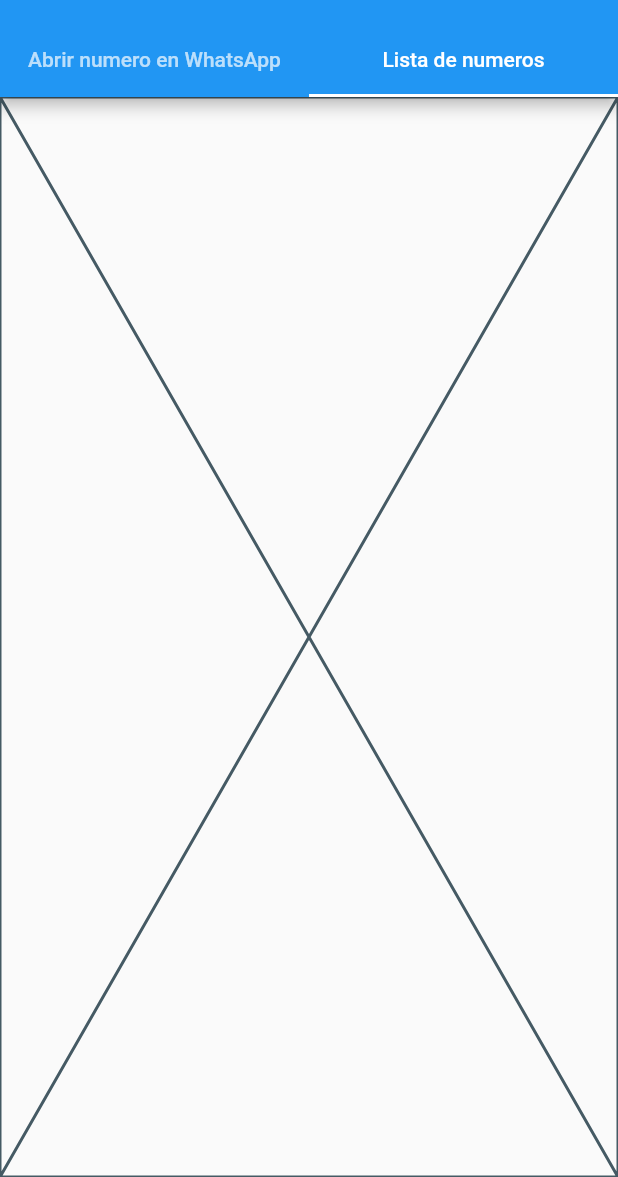
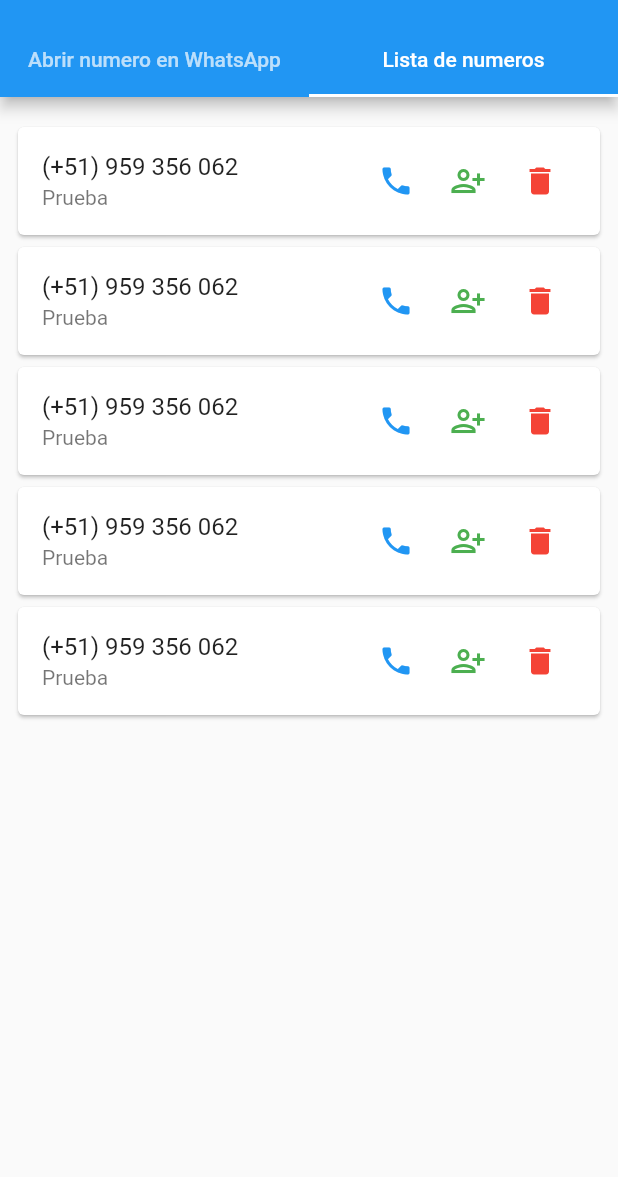
Before and after one commit to paulocrr/whats_app_numbers, a Flutter app: the screen it shows after launch, tab 2 chosen, on a phone screen of 412 x 824 dp, the part 59-1236 px from its top. Run offline on Flutter 3.47's test engine with Material 2 defaults, Android fonts, the phone set to English and light mode, and no system bars; our stand-ins replace form_field_validator, mask_text_input_formatter.

Commit message:
feat: Interface de la lista de numeros y abrir wa.me en navegador

```diff
--- /dev/null
+++ b/lib/extensions/phone_number_extension.dart
@@ -0,0 +1,16 @@
+import 'package:url_launcher/url_launcher.dart';
+import 'package:whats_app_numbers/extensions/string_extension.dart';
+import 'package:whats_app_numbers/models/phone_number.dart';
+
+extension PhoneNumberExtension on PhoneNumber {
+  void openWhatsAppWebPage() {
+    launchUrl(
+      Uri(
+        scheme: 'https',
+        host: 'wa.me',
+        path: number.formatPhoneNumber(),
+      ),
+      mode: LaunchMode.externalApplication,
+    );
+  }
+}
--- /dev/null
+++ b/lib/extensions/string_extension.dart
@@ -0,0 +1,5 @@
+extension StringExtension on String {
+  String formatPhoneNumber() {
+    return replaceAll('(', '').replaceAll(')', '').replaceAll(' ', '');
+  }
+}
--- /dev/null
+++ b/lib/models/phone_number.dart
@@ -0,0 +1,11 @@
+class PhoneNumber {
+  final String id;
+  final String number;
+  final String description;
+
+  PhoneNumber({
+    required this.id,
+    required this.number,
+    required this.description,
+  });
+}
--- a/lib/screens/add_number_screen.dart
+++ b/lib/screens/add_number_screen.dart
@@ -1,7 +1,10 @@
 import 'package:flutter/material.dart';
 import 'package:form_field_validator/form_field_validator.dart';
 import 'package:mask_text_input_formatter/mask_text_input_formatter.dart';
+import 'package:uuid/uuid.dart';
+import 'package:whats_app_numbers/extensions/phone_number_extension.dart';
 import 'package:whats_app_numbers/languages/whats_app_numbers_strings.dart';
+import 'package:whats_app_numbers/models/phone_number.dart';
 import 'package:whats_app_numbers/widgets/whats_app_number_text_form_field.dart';
 
 class AddNumberScreen extends StatefulWidget {
@@ -60,8 +63,13 @@ class _AddNumberScreenState extends State<AddNumberScreen> {
               ElevatedButton.icon(
                 onPressed: () {
                   if (_formKey.currentState!.validate()) {
-                    print(_numberController.text);
-                    print(_descriptionController.text);
+                    final phoneNumber = PhoneNumber(
+                      id: const Uuid().v1(),
+                      number: _numberController.text,
+                      description: _descriptionController.text,
+                    );
+
+                    phoneNumber.openWhatsAppWebPage();
                   }
                 },
                 icon: const Icon(Icons.person_add_alt),
--- a/lib/screens/list_numbers_screen.dart
+++ b/lib/screens/list_numbers_screen.dart
@@ -1,10 +1,21 @@
 import 'package:flutter/material.dart';
+import 'package:whats_app_numbers/models/phone_number.dart';
+import 'package:whats_app_numbers/widgets/phone_number_list_item.dart';
 
 class ListNumberScreen extends StatelessWidget {
-  const ListNumberScreen({super.key});
+  final List<PhoneNumber> phoneNumbers;
+  const ListNumberScreen({
+    super.key,
+    this.phoneNumbers = const [],
+  });
 
   @override
   Widget build(BuildContext context) {
-    return const Placeholder();
+    return ListView(
+      padding: const EdgeInsets.symmetric(vertical: 16, horizontal: 8),
+      children: phoneNumbers.reversed
+          .map((phoneNumber) => PhoneNumberListItem(phoneNumber: phoneNumber))
+          .toList(),
+    );
   }
 }
--- a/lib/screens/main_screen.dart
+++ b/lib/screens/main_screen.dart
@@ -1,10 +1,45 @@
 import 'package:flutter/material.dart';
+import 'package:uuid/uuid.dart';
 import 'package:whats_app_numbers/languages/whats_app_numbers_strings.dart';
+import 'package:whats_app_numbers/models/phone_number.dart';
 import 'package:whats_app_numbers/screens/add_number_screen.dart';
 import 'package:whats_app_numbers/screens/list_numbers_screen.dart';
 
-class MainScreen extends StatelessWidget {
+class MainScreen extends StatefulWidget {
   const MainScreen({super.key});
+
+  @override
+  State<MainScreen> createState() => _MainScreenState();
+}
+
+class _MainScreenState extends State<MainScreen> {
+  final List<PhoneNumber> phoneNumbers = [
+    PhoneNumber(
+      id: const Uuid().v1(),
+      number: '(+51) 959 356 062',
+      description: 'Prueba',
+    ),
+    PhoneNumber(
+      id: const Uuid().v1(),
+      number: '(+51) 959 356 062',
+      description: 'Prueba',
+    ),
+    PhoneNumber(
+      id: const Uuid().v1(),
+      number: '(+51) 959 356 062',
+      description: 'Prueba',
+    ),
+    PhoneNumber(
+      id: const Uuid().v1(),
+      number: '(+51) 959 356 062',
+      description: 'Prueba',
+    ),
+    PhoneNumber(
+      id: const Uuid().v1(),
+      number: '(+51) 959 356 062',
+      description: 'Prueba',
+    ),
+  ];
 
   @override
   Widget build(BuildContext context) {
@@ -28,10 +63,12 @@ class MainScreen extends StatelessWidget {
             ],
           ),
         ),
-        body: const TabBarView(
+        body: TabBarView(
           children: [
-            AddNumberScreen(),
-            ListNumberScreen(),
+            const AddNumberScreen(),
+            ListNumberScreen(
+              phoneNumbers: phoneNumbers,
+            ),
           ],
         ),
       ),
--- /dev/null
+++ b/lib/widgets/phone_number_list_item.dart
@@ -0,0 +1,50 @@
+import 'package:flutter/material.dart';
+import 'package:whats_app_numbers/extensions/phone_number_extension.dart';
+import '../models/phone_number.dart';
+
+class PhoneNumberListItem extends StatelessWidget {
+  final PhoneNumber phoneNumber;
+
+  const PhoneNumberListItem({
+    super.key,
+    required this.phoneNumber,
+  });
+
+  @override
+  Widget build(BuildContext context) {
+    return Card(
+      child: ListTile(
+        title: Text(phoneNumber.number),
+        subtitle: Text(phoneNumber.description),
+        trailing: Row(
+          mainAxisSize: MainAxisSize.min,
+          children: [
+            IconButton(
+              onPressed: () {},
+              icon: const Icon(
+                Icons.phone,
+                color: Colors.blue,
+              ),
+            ),
+            IconButton(
+              onPressed: () {
+                phoneNumber.openWhatsAppWebPage();
+              },
+              icon: const Icon(
+                Icons.person_add_alt,
+                color: Colors.green,
+              ),
+            ),
+            IconButton(
+              onPressed: () {},
+              icon: const Icon(
+                Icons.delete,
+                color: Colors.red,
+              ),
+            ),
+          ],
+        ),
+      ),
+    );
+  }
+}
--- a/pubspec.yaml
+++ b/pubspec.yaml
@@ -37,6 +37,8 @@ dependencies:
   cupertino_icons: ^1.0.2
   form_field_validator: ^1.1.0
   mask_text_input_formatter: ^2.4.0
+  url_launcher: ^6.1.9
+  uuid: ^3.0.7
 
 dev_dependencies:
   flutter_test:
```
Also changed, not shown: pubspec.lock.
